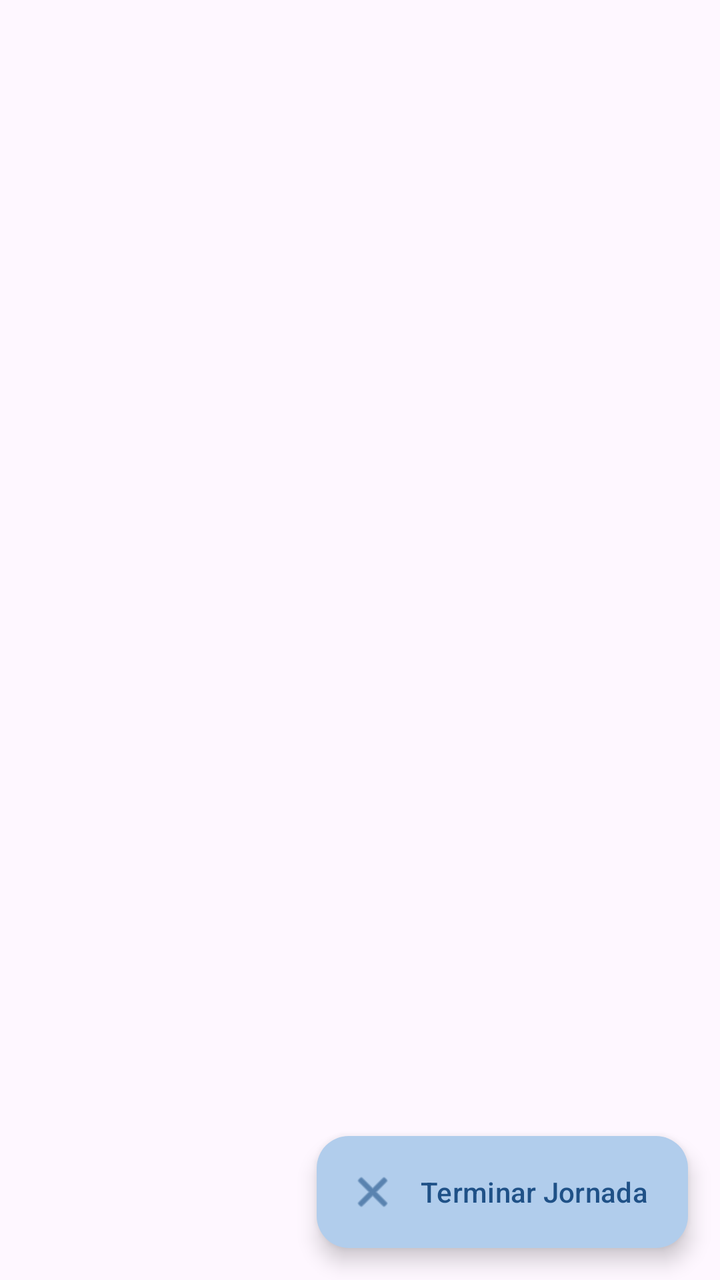
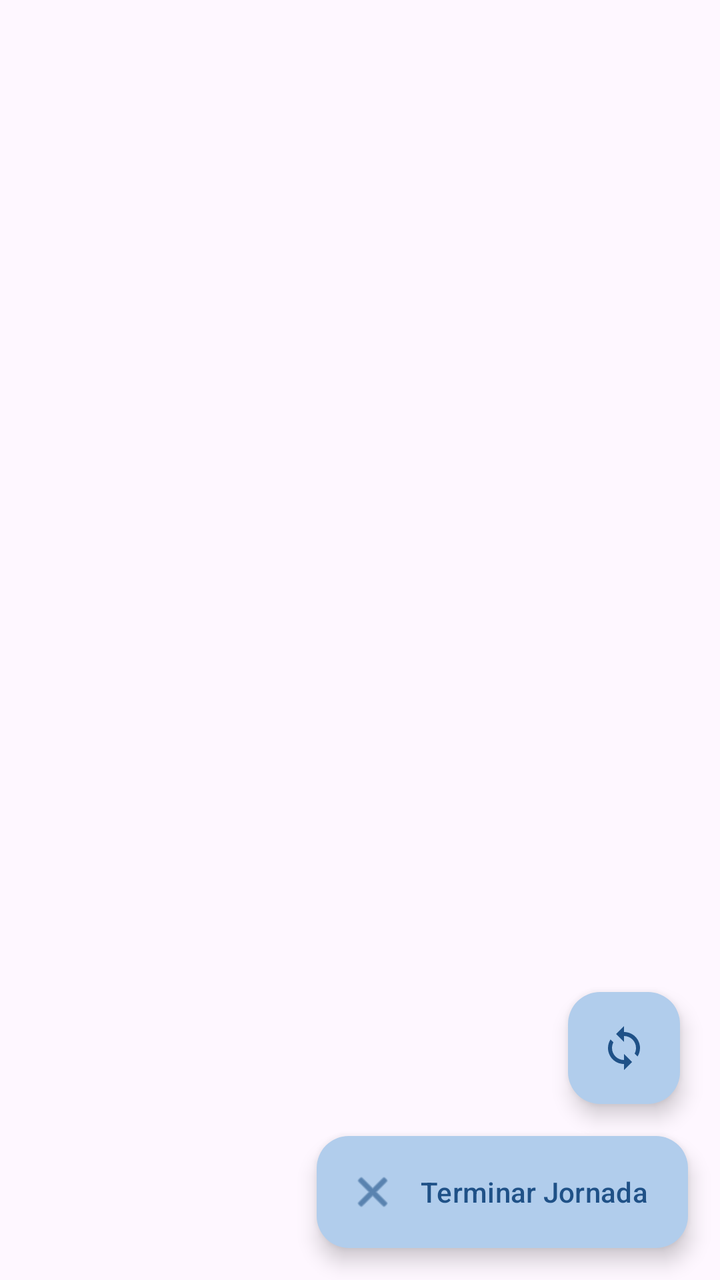

Screens rendered from an Android XML layout before and after an edit, with the pre-edit source and the edit as a unified diff.
<!-- AndroidManifest.xml: application theme Theme.Dictuc -->
<!-- res/layout/fragment_lista_muestra.xml -->
<?xml version="1.0" encoding="utf-8"?>
<androidx.coordinatorlayout.widget.CoordinatorLayout
    xmlns:android="http://schemas.android.com/apk/res/android"
    xmlns:app="http://schemas.android.com/apk/res-auto"
    android:layout_width="match_parent"
    android:layout_height="match_parent">

    <LinearLayout
        android:layout_width="match_parent"
        android:layout_height="match_parent"
        android:orientation="vertical">

        
        <TextView
            android:id="@+id/txtPendingSync"
            android:layout_width="match_parent"
            android:layout_height="wrap_content"
            android:background="#FFF3CD"
            android:drawablePadding="6dp"
            android:gravity="center_vertical"
            android:paddingHorizontal="12dp"
            android:paddingVertical="8dp"
            android:textAppearance="?attr/textAppearanceBodySmall"
            android:textColor="#856404"
            android:visibility="gone" />

        <androidx.recyclerview.widget.RecyclerView
            android:id="@+id/recyclerMuestras"
            android:layout_width="match_parent"
            android:layout_height="0dp"
            android:layout_weight="1"
            android:padding="8dp"
            android:clipToPadding="false"
            app:layoutManager="androidx.recyclerview.widget.LinearLayoutManager" />

    </LinearLayout>

    <ProgressBar
        android:id="@+id/progressBar"
        android:layout_width="wrap_content"
        android:layout_height="wrap_content"
        android:layout_gravity="center"
        android:visibility="gone" />

    <TextView
        android:id="@+id/txtEmpty"
        android:layout_width="wrap_content"
        android:layout_height="wrap_content"
        android:layout_gravity="center"
        android:text="No hay muestras asignadas para hoy"
        android:textAppearance="?attr/textAppearanceBodyLarge"
        android:visibility="gone" />

    <com.google.android.material.floatingactionbutton.ExtendedFloatingActionButton
        android:id="@+id/btnTerminarJornada"
        android:layout_width="wrap_content"
        android:layout_height="wrap_content"
        android:layout_gravity="bottom|end"
        android:layout_margin="16dp"
        android:text="Terminar Jornada"
        app:icon="@android:drawable/ic_menu_close_clear_cancel" />

</androidx.coordinatorlayout.widget.CoordinatorLayout>
<!-- resources referenced by this layout -->
<resources>
  <style name="Theme.Dictuc" parent="Theme.Material3.Light.NoActionBar">
          <item name="colorPrimary">@color/colorPrimary</item>
          <item name="colorOnPrimary">@color/white</item>
          <item name="colorPrimaryContainer">@color/colorAccent</item>
          <item name="colorOnPrimaryContainer">@color/colorPrimaryDark</item>
          <item name="colorSecondary">@color/colorPrimaryDark</item>
          <item name="colorOnSecondary">@color/white</item>
          <item name="android:statusBarColor">@color/colorPrimaryDark</item>
      </style>
  <color name="colorPrimary">#2e6bae</color>
  <color name="white">#FFFFFF</color>
  <color name="colorAccent">#b1cdec</color>
  <color name="colorPrimaryDark">#1f5187</color>
</resources>

<!-- the commit's change to res/layout/fragment_lista_muestra.xml (unified diff, before → after) -->
@@ -51,6 +51,17 @@
         android:textAppearance="?attr/textAppearanceBodyLarge"
         android:visibility="gone" />
 
+    <com.google.android.material.floatingactionbutton.FloatingActionButton
+        android:id="@+id/btnForzarSync"
+        android:layout_width="wrap_content"
+        android:layout_height="wrap_content"
+        android:layout_gravity="bottom|end"
+        android:layout_marginEnd="20dp"
+        android:layout_marginBottom="88dp"
+        android:contentDescription="Forzar sincronización"
+        app:srcCompat="@drawable/ic_sync"
+        app:fabSize="mini" />
+
     <com.google.android.material.floatingactionbutton.ExtendedFloatingActionButton
         android:id="@+id/btnTerminarJornada"
         android:layout_width="wrap_content"
<!-- resource entries referenced after the edit -->
@@ -1,5 +1,16 @@
 <!-- resources referenced by this layout -->
 <resources>
+  <!-- drawable ic_sync (drawable) -->
+  <?xml version="1.0" encoding="utf-8"?>
+  <vector xmlns:android="http://schemas.android.com/apk/res/android"
+      android:width="24dp"
+      android:height="24dp"
+      android:viewportWidth="24"
+      android:viewportHeight="24">
+      <path
+          android:fillColor="@android:color/white"
+          android:pathData="M12,4V1L8,5l4,4V6c3.31,0 6,2.69 6,6 0,1.01-0.25,1.97-0.7,2.8l1.46,1.46C19.54,15.03 20,13.57 20,12c0-4.42-3.58-8-8-8zm0,14c-3.31,0-6-2.69-6-6 0-1.01,0.25-1.97,0.7-2.8L5.24,7.74C4.46,8.97 4,10.43 4,12c0,4.42 3.58,8 8,8v3l4-4-4-4v3z"/>
+  </vector>
   <style name="Theme.Dictuc" parent="Theme.Material3.Light.NoActionBar">
           <item name="colorPrimary">@color/colorPrimary</item>
           <item name="colorOnPrimary">@color/white</item>
